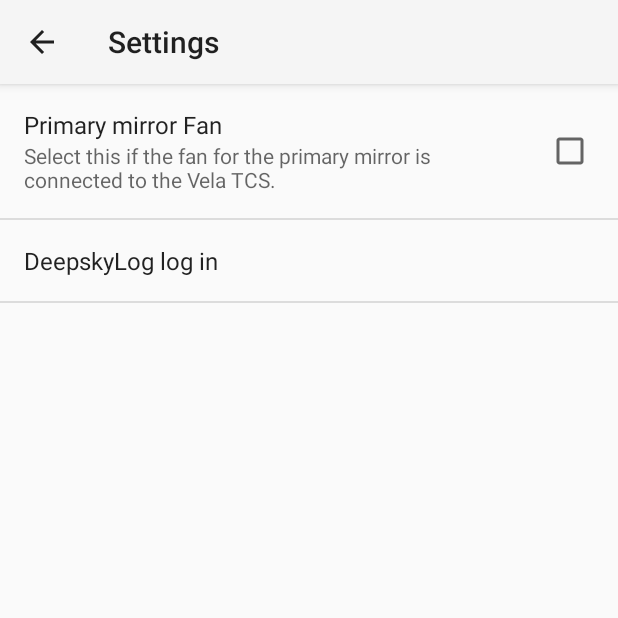
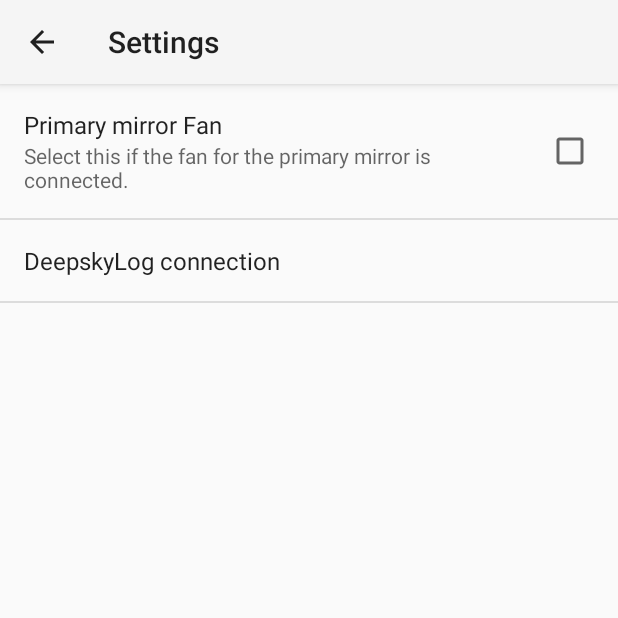
Before and after one commit to WimDeMeester/Vela, an Android app: the SettingsActivity screen opened directly, with no data from a screen before it, on a phone screen of 412 x 824 dp, the top half of it. Run offline under Robolectric (Android 15) with nearby library versions, the phone set to English and light mode, and no system bars.

```diff
--- a/app/src/main/res/values/strings_activity_settings_activity.xml
+++ b/app/src/main/res/values/strings_activity_settings_activity.xml
@@ -7,8 +7,8 @@
     <string name="pref_header_general">General</string>
 
     <string name="pref_title_fan">Primary mirror Fan</string>
-    <string name="pref_description_fan">Select this if the fan for the primary mirror is connected to the Vela TCS.
+    <string name="pref_description_fan">Select this if the fan for the primary mirror is connected.
     </string>
 
-    <string name="pref_title_deepskylog_settings">DeepskyLog log in</string>
+    <string name="pref_title_deepskylog_settings">DeepskyLog connection</string>
 </resources>
```
